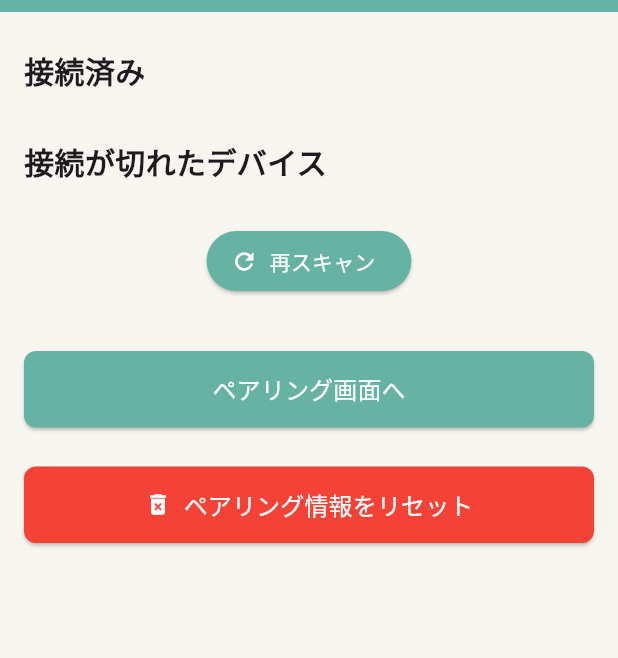
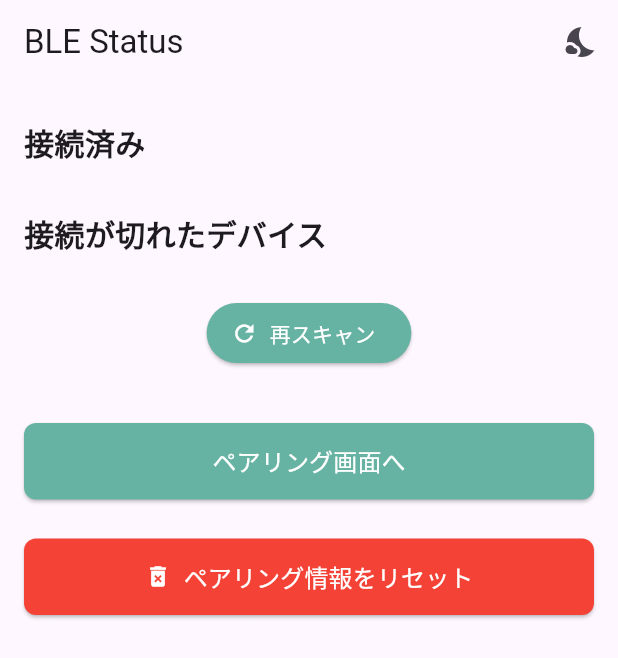
Before and after one commit to KogunCC/BLE, a Flutter app: the screen it shows after launch, on a phone screen of 412 x 824 dp. Shown: the top 658 px of the screen. Run offline on Flutter 3.47's test engine with Material 3 defaults, Android fonts, the light colour scheme and no system bars; our stand-ins replace flutter_blue_plus, permission_handler, shared_preferences; statements that could not run were skipped.

Commit message:
feat: 接続状態管理とテーマ切替機能を追加し、UIをiOSとAndroidで統一

```diff
--- a/lib/main.dart
+++ b/lib/main.dart
@@ -3,9 +3,13 @@
 
 import 'dart:async';
 import 'dart:convert'; // JSONエンコード/デコード用
+import 'dart:io'; // プラットフォーム判定のため
 import 'package:bleapp/models/paired_device.dart';// PairedDeviceモデルをインポート
+import 'package:bleapp/utils/theme_manager.dart';
+import 'package:flutter/cupertino.dart'; // Cupertinoデザインのため
 import 'package:flutter/material.dart';// Flutterの基本ウィジェットライブラリ
 import 'package:flutter_blue_plus/flutter_blue_plus.dart'; // BLE操作ライブラリ
+import 'package:provider/provider.dart';
 import 'package:shared_preferences/shared_preferences.dart'; // ローカルストレージ用
 import 'connect_page.dart'; // ConnectPageへの遷移を仮定
 import 'pairing.dart';     // ParingPageへの遷移を仮定
@@ -24,7 +28,12 @@ void main() async {
   FlutterBluePlus.setOptions(); // 引数なしで呼び出す形式
 
   // アプリケーションを実行
-  runApp(const MyApp());
+  runApp(
+    ChangeNotifierProvider(
+      create: (_) => ThemeManager(),
+      child: const MyApp(),
+    ),
+  );
 }
 
 
@@ -33,14 +42,32 @@ class MyApp extends StatelessWidget {
 
   @override
   Widget build(BuildContext context) {
-    return MaterialApp(
+    final themeManager = Provider.of<ThemeManager>(context);
+    if (Platform.isIOS) {
+      return CupertinoApp(
         title: 'BLE Status', // アプリのタイトル
+        theme: CupertinoThemeData(
+          brightness: themeManager.themeMode == ThemeMode.dark ? Brightness.dark : Brightness.light,
+        ),
         home: const BLEStatusScreen(), // アプリのホーム画面
         debugShowCheckedModeBanner: false, // デバッグバナーを非表示
         routes: {
           '/paring': (context) => const ParingPage(), // ペアリング画面へのルート定義
         },
       );
+    } else {
+      return MaterialApp(
+        title: 'BLE Status', // アプリのタイトル
+        theme: ThemeData.light(),
+        darkTheme: ThemeData.dark(),
+        themeMode: themeManager.themeMode,
+        home: const BLEStatusScreen(), // アプリのホーム画面
+        debugShowCheckedModeBanner: false, // デバッグバナーを非表示
+        routes: {
+          '/paring': (context) => const ParingPage(), // ペアリング画面へのルート定義
+        },
+      );
+    }
   }
 }
 
@@ -104,7 +131,9 @@ class _BLEStatusScreenState extends State<BLEStatusScreen> {
       _pairedDevices.clear();
       _deviceConnectionStatus.clear();
     });
+    WidgetsBinding.instance.addPostFrameCallback((_) {
       _showOverlayMessage('すべてのペアリング情報がリセットされました', AppColors.infoColor);
+    });
     print('ペアリング情報がリセットされました。');
   }
 
@@ -323,26 +352,9 @@ class _BLEStatusScreenState extends State<BLEStatusScreen> {
 
   /* ========= UIレイアウトのビルド =========== */
 
-  @override
-  Widget build(BuildContext context) {
-    // デバッグ用に接続済み・切断済みデバイスのリストをフィルタリングして作成
-    final connected = _pairedDevices
-        .where((dev) => _deviceConnectionStatus[dev.id] == true)
-        .toList();
-    final disconnected = _pairedDevices
-        .where((dev) => _deviceConnectionStatus[dev.id] != true)
-        .toList();
-    print('【デバッグ】接続済みデバイス: ${connected.map((d) => d.toJson())}');
-    print('【デバッグ】切断済みデバイス: ${disconnected.map((d) => d.toJson())}');
-
-    return Scaffold(
-      backgroundColor: AppColors.backgroundColor,
-      appBar: AppBar(
-        backgroundColor: AppColors.primaryColor,
-        elevation: 0,
-        toolbarHeight: 8,
-      ),
-      body: ListView(
+  Widget _buildBody() {
+    return SafeArea(
+      child: ListView(
           padding: const EdgeInsets.only(bottom: 100), // フローティングボタンとの重なりを避ける
           children: [
             const Padding(
@@ -497,4 +509,43 @@ class _BLEStatusScreenState extends State<BLEStatusScreen> {
         ),
     );
   }
+
+  @override
+  Widget build(BuildContext context) {
+    final themeManager = Provider.of<ThemeManager>(context);
+    if (Platform.isIOS) {
+      return CupertinoPageScaffold(
+        navigationBar: CupertinoNavigationBar(
+          middle: const Text('BLE Status'),
+          trailing: CupertinoButton(
+            padding: EdgeInsets.zero,
+            child: Icon(
+              themeManager.themeMode == ThemeMode.dark ? CupertinoIcons.sun_max_fill : CupertinoIcons.moon_fill,
+            ),
+            onPressed: () {
+              themeManager.toggleTheme(themeManager.themeMode == ThemeMode.light);
+            },
+          ),
+        ),
+        child: _buildBody(),
+      );
+    } else {
+      return Scaffold(
+        appBar: AppBar(
+          title: const Text('BLE Status'),
+          actions: [
+            IconButton(
+              icon: Icon(
+                themeManager.themeMode == ThemeMode.dark ? Icons.wb_sunny : Icons.nights_stay,
+              ),
+              onPressed: () {
+                themeManager.toggleTheme(themeManager.themeMode == ThemeMode.light);
+              },
+            ),
+          ],
+        ),
+        body: _buildBody(),
+      );
     }
+  }
+}
--- /dev/null
+++ b/lib/utils/theme_manager.dart
@@ -0,0 +1,13 @@
+// lib/utils/theme_manager.dart
+import 'package:flutter/material.dart';
+
+class ThemeManager with ChangeNotifier {
+  ThemeMode _themeMode = ThemeMode.light;
+
+  get themeMode => _themeMode;
+
+  toggleTheme(bool isDark) {
+    _themeMode = isDark ? ThemeMode.dark : ThemeMode.light;
+    notifyListeners();
+  }
+}
--- a/pubspec.yaml
+++ b/pubspec.yaml
@@ -37,6 +37,7 @@ dependencies:
   flutter_blue_plus: ^1.30.0
   shared_preferences: ^2.2.2
   permission_handler: ^11.0.0+1
+  provider: ^6.0.0
 
 dev_dependencies:
   flutter_test:
```
Also changed, not shown: lib/connect_page.dart (+54 -16 lines), lib/pairing.dart (+75 -31 lines), .obsidian/workspace.json, pubspec.lock. Lines whose indentation alone changed are shown as unchanged.
